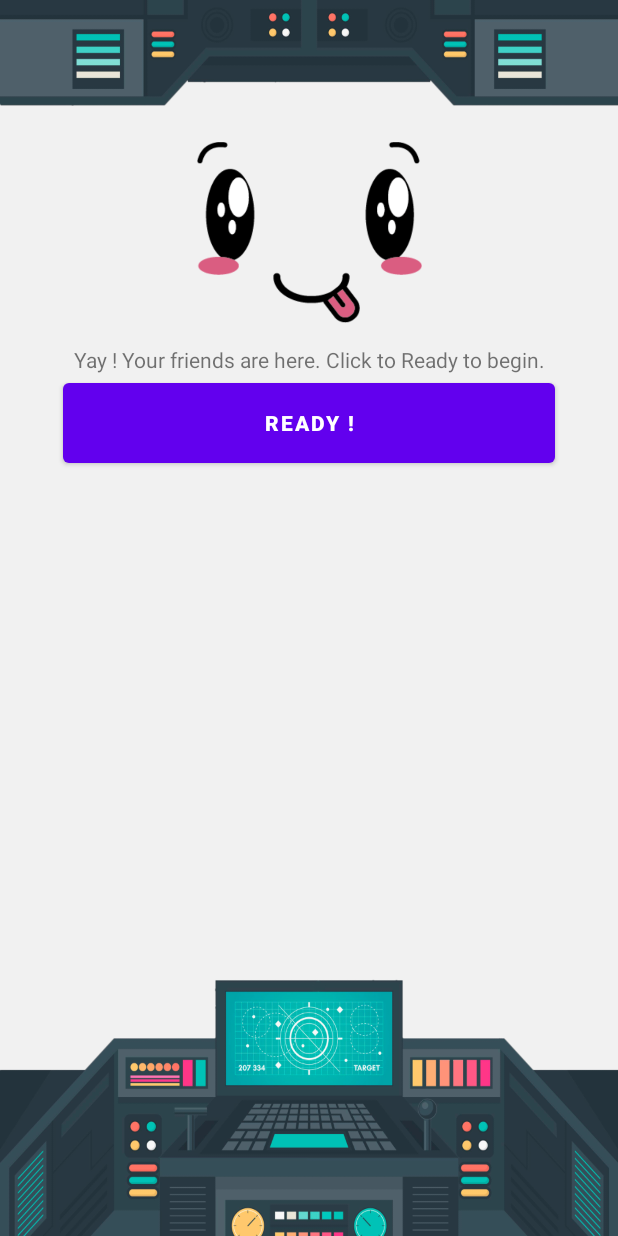
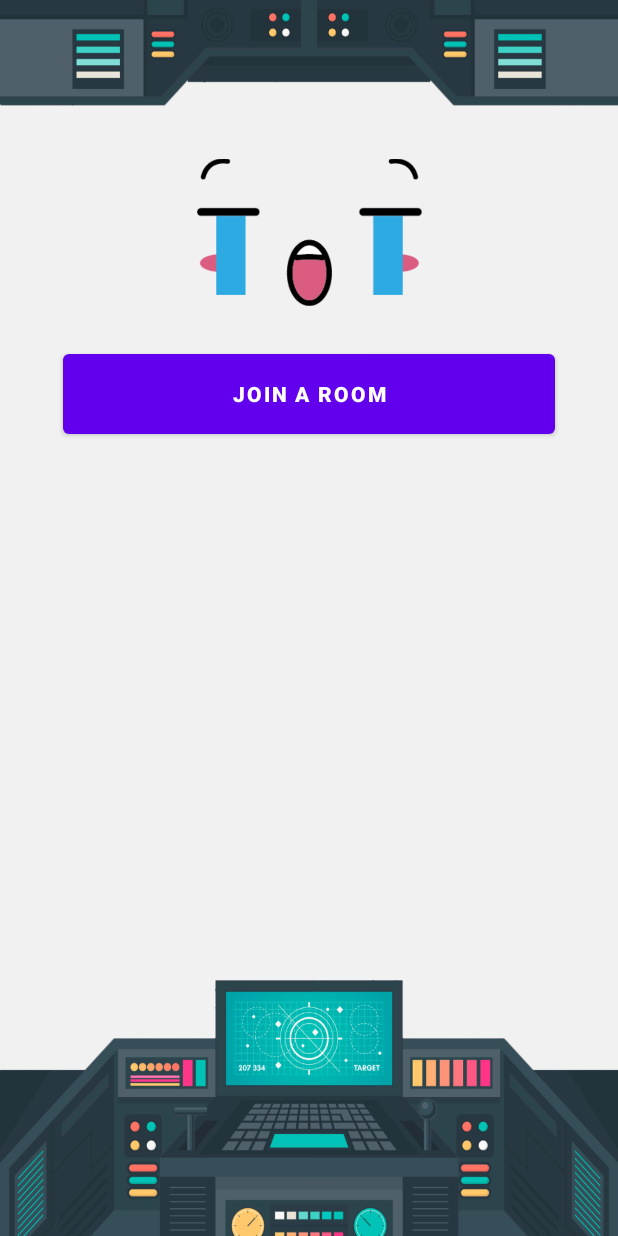
Before and after one commit to kceriati/SpaceDim_PathPartout, an Android app: the layout lobby_fragment.xml on its own in the app's theme, with its tools: preview values and no code run, on a phone screen of 412 x 824 dp. Run offline under Robolectric (Android 15) with nearby library versions, the phone set to English and light mode, and no system bars; plain views replace NeumorphButton.

Commit message:
Nearly all cabled but moche

```diff
--- a/app/build.gradle
+++ b/app/build.gradle
@@ -93,4 +93,6 @@ dependencies {
     //Gson
     implementation 'com.google.code.gson:gson:2.8.5'
 
+    implementation 'com.squareup.picasso:picasso:2.71828'
+
 }
--- a/app/src/main/java/com/example/spacedimvisuel/api/MyWebsocketTraveler.kt
+++ b/app/src/main/java/com/example/spacedimvisuel/api/MyWebsocketTraveler.kt
@@ -6,8 +6,8 @@ import java.io.Serializable
 class MyWebsocketTraveler(webSocket: WebSocket,listener: SocketListener) :Serializable {
      var myWebSocket = webSocket
      var myListener = listener
-    fun getWebsocket(): WebSocket {        return myWebSocket
+    fun getWebsocket(): WebSocket {  return myWebSocket
     }
-    fun getlistener(): SocketListener {        return myListener
+    fun getlistener(): SocketListener {  return myListener
     }
 }
--- a/app/src/main/java/com/example/spacedimvisuel/api/PolymorphicAdapter.kt
+++ b/app/src/main/java/com/example/spacedimvisuel/api/PolymorphicAdapter.kt
@@ -7,7 +7,7 @@ import com.squareup.moshi.kotlin.reflect.KotlinJsonAdapterFactory
 
 object PolymorphicAdapter {
 
-    private val moshiEventSerializer: Moshi = with(Moshi.Builder()) {
+    public val moshiEventSerializer: Moshi = with(Moshi.Builder()) {
         add(
             PolymorphicJsonAdapterFactory.of(SocketListener.Event::class.java,"type")
                 .withSubtype(SocketListener.Event.Ready::class.java, SocketListener.EventType.READY.name)
@@ -27,6 +27,7 @@ object PolymorphicAdapter {
                 .withSubtype(SocketListener.UIElement.Switch::class.java, SocketListener.UIType.SWITCH.name)
         )
 
+
         add(KotlinJsonAdapterFactory())
         build()
     }
--- a/app/src/main/java/com/example/spacedimvisuel/screens/game/GameViewModel.kt
+++ b/app/src/main/java/com/example/spacedimvisuel/screens/game/GameViewModel.kt
@@ -33,6 +33,7 @@ class GameViewModel(
     var currentListener = webSocketTraveler.getlistener()
     val gameState: MutableLiveData<SocketListener.Event> = currentListener.gameState
     val gameUiElement = currentListener.GameUiElements
+    val gameNextAction = currentListener.GameAction
 
 
 }
--- a/app/src/main/java/com/example/spacedimvisuel/screens/lobby/LobbyViewModel.kt
+++ b/app/src/main/java/com/example/spacedimvisuel/screens/lobby/LobbyViewModel.kt
@@ -38,6 +38,7 @@ class LobbyViewModel(player : User) : ViewModel() {
     val listener = SocketListener()
     var webSocket: WebSocket? = null
     val gameState:MutableLiveData<SocketListener.Event> = listener.gameState
+    val lobbyUsers: MutableLiveData<List<User>> = listener.lobbyUsers
     val currentPlayer = player
 
     fun joinRoom(roomName: String, user: User){
@@ -46,6 +47,11 @@ class LobbyViewModel(player : User) : ViewModel() {
         val request = Request.Builder().url("ws://spacedim.async-agency.com:8081/ws/join/" + roomName + "/" + user.id.toString()).build();
         //WBS
         webSocket = client.newWebSocket(request, listener)
+
+    }
+
+    fun sendready(){
         webSocket?.send("{\"type\":\"READY\", \"value\":true}");
     }
+
 }
--- a/app/src/main/res/layout/button_only.xml
+++ b/app/src/main/res/layout/button_only.xml
@@ -1,5 +1,5 @@
 <?xml version="1.0" encoding="utf-8"?>
-<soup.neumorphism.NeumorphImageButton xmlns:android="http://schemas.android.com/apk/res/android"
+<soup.neumorphism.NeumorphButton xmlns:android="http://schemas.android.com/apk/res/android"
     xmlns:app="http://schemas.android.com/apk/res-auto"
     xmlns:tools="http://schemas.android.com/tools"
 
@@ -7,10 +7,9 @@
     android:layout_height="match_parent"
     style="@style/Widget.Neumorph.ImageButton"
     android:id="@+id/button"
-
     app:neumorph_shadowColorLight="@color/white"
     app:neumorph_shapeType="flat"
     app:neumorph_strokeWidth="60dp">
 
 
-</soup.neumorphism.NeumorphImageButton>
+</soup.neumorphism.NeumorphButton>
--- a/app/src/main/res/layout/lobby_fragment.xml
+++ b/app/src/main/res/layout/lobby_fragment.xml
@@ -14,6 +14,7 @@
         android:layout_height="match_parent"
         android:background="#F1F1F1"
         tools:context=".screens.lobby.LobbyFragment">
+
         <FrameLayout
             android:id="@+id/frameLayout2"
             android:layout_width="wrap_content"
@@ -27,7 +28,7 @@
                 android:id="@+id/imageView"
                 android:layout_width="150dp"
                 android:layout_height="150dp"
-                app:srcCompat="@drawable/happyface" />
+                app:srcCompat="@drawable/sadface" />
         </FrameLayout>
 
         <FrameLayout
@@ -57,12 +58,7 @@
             app:layout_constraintStart_toStartOf="parent"
             app:layout_constraintTop_toBottomOf="@+id/frameLayout2">
 
-            <TextView
-                android:id="@+id/descHappy"
-                android:layout_width="wrap_content"
-                android:layout_height="wrap_content"
-                android:layout_weight="1"
-                android:text="@string/notAlone" />
+
 
         </LinearLayout>
 
@@ -82,15 +78,12 @@
 
             android:layout_width="match_parent"
             android:layout_height="190dp"
-            android:layout_marginTop="40dp"
-            android:layout_marginBottom="200dp"
+            android:fillViewport="true"
             android:orientation="horizontal"
-            android:fillViewport="true"
 
-            app:layout_constraintBottom_toBottomOf="@+id/cockpitBottom"
-            app:layout_constraintEnd_toEndOf="@+id/cockpitBottom"
-            app:layout_constraintStart_toStartOf="@+id/cockpitBottom"
-            app:layout_constraintTop_toBottomOf="@+id/buttonready">
+            app:layout_constraintEnd_toEndOf="parent"
+            app:layout_constraintStart_toStartOf="parent"
+            app:layout_constraintTop_toBottomOf="@+id/cockpitTop">
 
 
             <LinearLayout
@@ -103,13 +96,13 @@
         </HorizontalScrollView>
 
         <soup.neumorphism.NeumorphButton
-            android:id="@+id/buttonready"
+            android:id="@+id/button"
             style="@style/Widget.Neumorph.CardView"
             android:layout_width="328dp"
             android:layout_height="65dp"
             android:gravity="center"
             android:singleLine="true"
-            android:text="@string/ready"
+            android:text="JOIN A ROOM"
             android:textColor="@color/white"
             android:textStyle="bold"
             app:layout_constraintEnd_toEndOf="parent"
@@ -121,7 +114,5 @@
         </soup.neumorphism.NeumorphButton>
 
 
-
-
     </androidx.constraintlayout.widget.ConstraintLayout>
 </layout>
```
Also changed, not shown: app/src/main/java/com/example/spacedimvisuel/api/SocketListener.kt (+17 -6 lines), app/src/main/java/com/example/spacedimvisuel/screens/game/GameFragment.kt (+49 -30 lines), app/src/main/java/com/example/spacedimvisuel/screens/lobby/LobbyFragment.kt (+65 -12 lines), app/src/main/java/com/example/spacedimvisuel/screens/login/LoginFragment.kt (+0 -12 lines), app/src/main/res/layout/switch_only.xml (+8 -0 lines), app/src/main/res/layout/user_container.xml (+5 -3 lines). Lines whose indentation alone changed are shown as unchanged.
